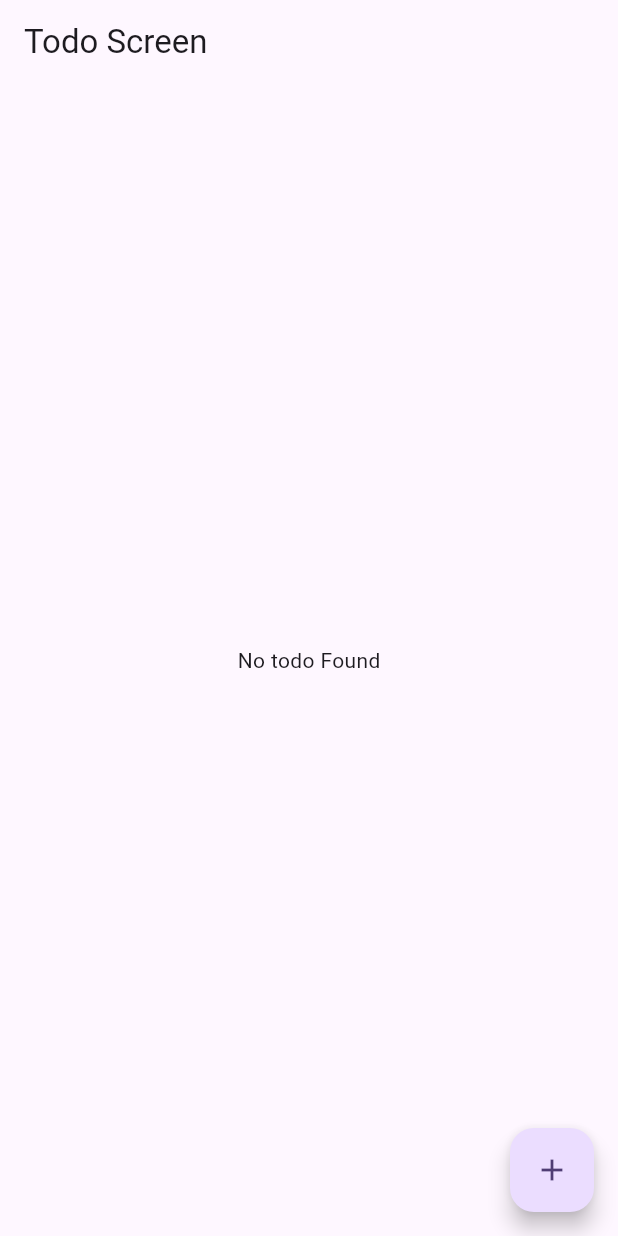
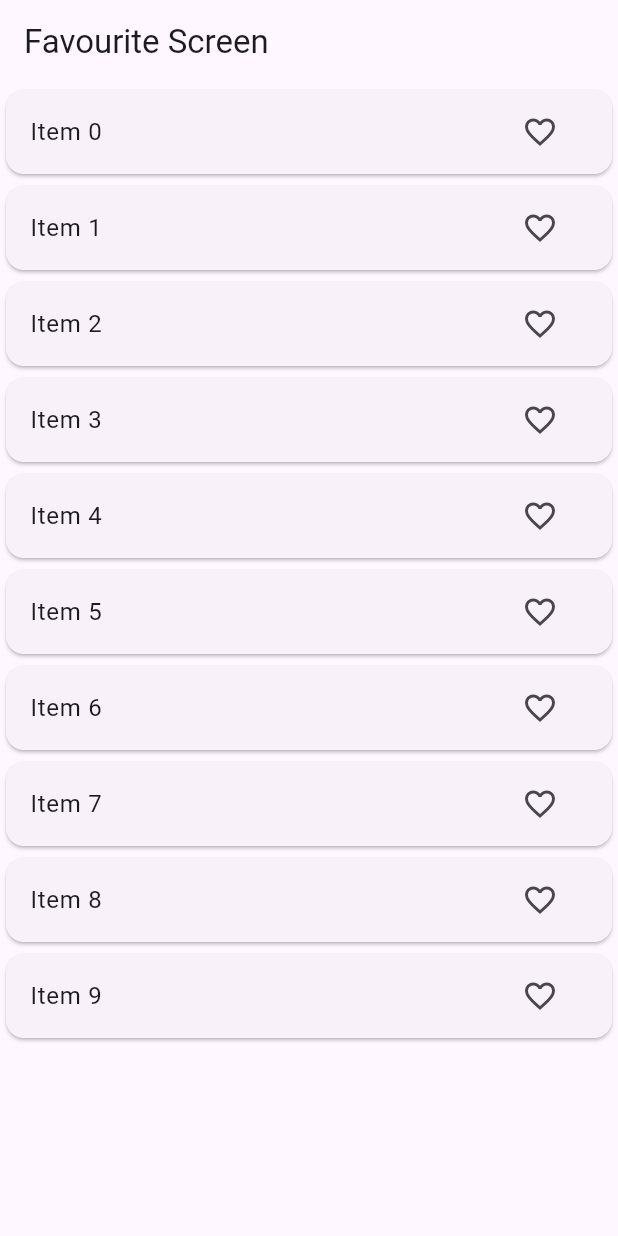
Before and after one commit to majharul-islam181/Bloc-Counter-Switch-ImagePicker-, a Flutter app: the screen it shows after launch, on a phone screen of 412 x 824 dp. Run offline on Flutter 3.47's test engine with Material 3 defaults, Android fonts, the phone set to English and light mode, and no system bars; our stand-ins replace bloc, equatable, flutter_bloc, image_picker.

Commit message:
half part of favourite app

```diff
--- /dev/null
+++ b/lib/bloc/favourite_app/favourite_bloc.dart
@@ -0,0 +1,27 @@
+import 'package:flutter_bloc/flutter_bloc.dart';
+import 'package:flutter_bloc_practise/bloc/favourite_app/favourite_event.dart';
+import 'package:flutter_bloc_practise/bloc/favourite_app/favourite_state.dart';
+import 'package:flutter_bloc_practise/model/favourite_item_model.dart';
+import 'package:flutter_bloc_practise/repository/favourite_repository.dart';
+
+class FavouriteBloc extends Bloc<FavouriteEvent, FavouriteState> {
+  List<FavouriteItemModel> favouriteItemList = [];
+
+  FavouriteRepository favouriteRepository;
+  FavouriteBloc(this.favouriteRepository) : super(const FavouriteState()) {
+    on<FetchFavouriteList>(_fetchFavorite);
+    on<FavouriteItem>(_favouriteItem);
+  }
+
+  void _fetchFavorite(
+      FavouriteEvent event, Emitter<FavouriteState> emit) async {
+    favouriteItemList = await favouriteRepository.fetchItem();
+    emit(state.copyWith(
+        favoriteItemList: List.from(favouriteItemList),
+        listStatus: ListStatus.success));
+  }
+
+  void _favouriteItem(FavouriteEvent event, Emitter<FavouriteState> emit) {
+    // emit();
+  }
+}
--- /dev/null
+++ b/lib/bloc/favourite_app/favourite_event.dart
@@ -0,0 +1,14 @@
+import 'package:equatable/equatable.dart';
+import 'package:flutter_bloc_practise/model/favourite_item_model.dart';
+
+abstract class FavouriteEvent extends Equatable {
+  @override
+  List<Object> get props => [];
+}
+
+class FetchFavouriteList extends FavouriteEvent {}
+
+class FavouriteItem extends FavouriteEvent {
+  // final FavouriteItemModel items;
+  // const FavouriteEvent({required this.})
+}
--- /dev/null
+++ b/lib/bloc/favourite_app/favourite_state.dart
@@ -0,0 +1,24 @@
+import 'package:equatable/equatable.dart';
+import 'package:flutter_bloc_practise/model/favourite_item_model.dart';
+
+enum ListStatus { loading, success, failure }
+
+class FavouriteState extends Equatable {
+  final List<FavouriteItemModel> favoriteItemList;
+  final ListStatus listStatus;
+
+  const FavouriteState({
+    this.favoriteItemList = const [],
+    this.listStatus = ListStatus.loading,
+  });
+
+  FavouriteState copyWith(
+      {List<FavouriteItemModel>? favoriteItemList, ListStatus? listStatus}) {
+    return FavouriteState(
+        favoriteItemList: favoriteItemList ?? this.favoriteItemList,
+        listStatus: listStatus ?? this.listStatus);
+  }
+
+  @override
+  List<Object?> get props => [favoriteItemList, listStatus];
+}
--- a/lib/main.dart
+++ b/lib/main.dart
@@ -1,14 +1,17 @@
 import 'package:flutter/material.dart';
 import 'package:flutter_bloc/flutter_bloc.dart';
 import 'package:flutter_bloc_practise/bloc/counter/counter_bloc.dart';
+import 'package:flutter_bloc_practise/bloc/favourite_app/favourite_bloc.dart';
 import 'package:flutter_bloc_practise/bloc/image_picker/image_picker_bloc.dart';
 import 'package:flutter_bloc_practise/bloc/switch/switch_bloc.dart';
 import 'package:flutter_bloc_practise/bloc/todo/todo_bloc.dart';
 import 'package:flutter_bloc_practise/ui/Image_picker/image_picker_screen.dart';
+import 'package:flutter_bloc_practise/ui/favorite_app/favourite_app_screen.dart';
 // import 'package:flutter_bloc_practise/ui/counter_screen.dart';
 import 'package:flutter_bloc_practise/ui/switch_example/switch_screen.dart';
 import 'package:flutter_bloc_practise/ui/todo/todo_screen.dart';
 import 'package:flutter_bloc_practise/utils/image_picker_utils.dart';
+import 'repository/favourite_repository.dart';
 
 void main() {
   runApp(const MyApp());
@@ -26,11 +29,8 @@ class MyApp extends StatelessWidget {
         BlocProvider(
             create: (_) =>
                 ImagePickerBloc(imagePickerUtils: ImagePickerUtils())),
-
-
-      BlocProvider(create: (_)=>TodoBloc()),
-
-
+        BlocProvider(create: (_) => TodoBloc()),
+        BlocProvider(create: (_) => FavouriteBloc(FavouriteRepository()))
       ],
       child: MaterialApp(
         title: 'Flutter Demo',
@@ -40,7 +40,8 @@ class MyApp extends StatelessWidget {
         ),
         // home: const SwitchScreen(),
         // home: const ImagePickerScreen(),
-        home: const TodoScreen(),
+        // home: const TodoScreen(),
+        home: const FavouriteAppScreen(),
       ),
     );
   }
--- /dev/null
+++ b/lib/model/favourite_item_model.dart
@@ -0,0 +1,27 @@
+import 'package:equatable/equatable.dart';
+
+class FavouriteItemModel extends Equatable {
+  final String id;
+  final String value;
+  final bool isDeleting;
+  final bool isFavourite;
+
+  const FavouriteItemModel({
+    required this.id,
+    required this.value,
+    this.isDeleting = false,
+    this.isFavourite = false,
+  });
+
+  FavouriteItemModel copyWith(
+      {String? id, String? value, bool? isDeleting, bool? isFavourite}) {
+    return FavouriteItemModel(
+        id: id ?? this.id,
+        value: value ?? this.value,
+        isDeleting: isDeleting ?? this.isDeleting,
+        isFavourite: isFavourite ?? this.isFavourite);
+  }
+
+  @override
+  List<Object?> get props => [id, value, isDeleting, isFavourite];
+}
--- /dev/null
+++ b/lib/repository/favourite_repository.dart
@@ -0,0 +1,17 @@
+import 'package:flutter_bloc_practise/model/favourite_item_model.dart';
+
+class FavouriteRepository {
+  Future<List<FavouriteItemModel>> fetchItem() async {
+    await Future.delayed(const Duration(seconds: 3));
+    return List.of(_generateList(10));
+  }
+
+  List<FavouriteItemModel> _generateList(int length) {
+    return List.generate(
+        length,
+        (index) => FavouriteItemModel(
+              id: index.toString(),
+              value: 'Item $index',
+            ));
+  }
+}
--- /dev/null
+++ b/lib/ui/favorite_app/favourite_app_screen.dart
@@ -0,0 +1,59 @@
+import 'package:flutter/foundation.dart';
+import 'package:flutter/material.dart';
+import 'package:flutter/widgets.dart';
+import 'package:flutter_bloc/flutter_bloc.dart';
+import 'package:flutter_bloc_practise/bloc/favourite_app/favourite_bloc.dart';
+import 'package:flutter_bloc_practise/bloc/favourite_app/favourite_event.dart';
+import 'package:flutter_bloc_practise/bloc/favourite_app/favourite_state.dart';
+
+class FavouriteAppScreen extends StatefulWidget {
+  const FavouriteAppScreen({super.key});
+
+  @override
+  State<FavouriteAppScreen> createState() => _FavouriteAppScreenState();
+}
+
+class _FavouriteAppScreenState extends State<FavouriteAppScreen> {
+  @override
+  void initState() {
+    // TODO: implement initState
+    super.initState();
+    context.read<FavouriteBloc>().add(FetchFavouriteList());
+  }
+
+  @override
+  Widget build(BuildContext context) {
+    return Scaffold(
+      appBar: AppBar(
+        title: const Text("Favourite Screen"),
+      ),
+      body: BlocBuilder<FavouriteBloc, FavouriteState>(
+        builder: (context, state) {
+          switch (state.listStatus) {
+            case ListStatus.loading:
+              return const Center(child: CircularProgressIndicator());
+            case ListStatus.failure:
+              return const Text("Something went wrong");
+
+            case ListStatus.success:
+              return ListView.builder(
+                  itemCount: state.favoriteItemList.length,
+                  itemBuilder: (context, index) {
+                    final item = state.favoriteItemList[index];
+
+                    return Card(
+                      child: ListTile(
+                        title: Text(item.value.toString()),
+                        trailing: IconButton(
+                          onPressed: () {},
+                          icon: const Icon(Icons.favorite_outline),
+                        ),
+                      ),
+                    );
+                  });
+          }
+        },
+      ),
+    );
+  }
+}
```
